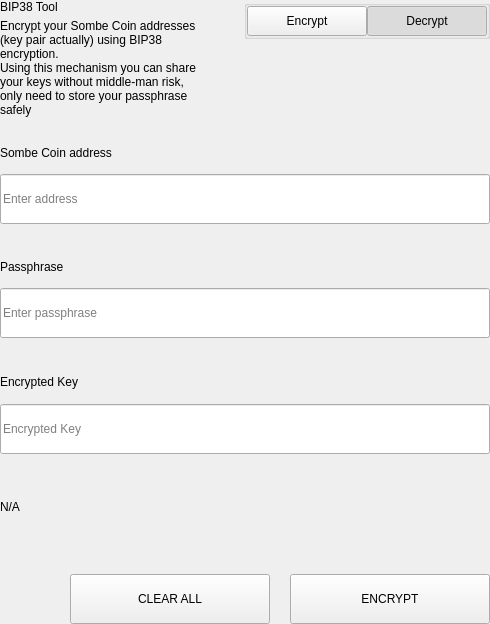
Qt form src/qt/Sombe/settings/forms/settingsbittoolwidget.ui (unixteam2020/po) before a commit.
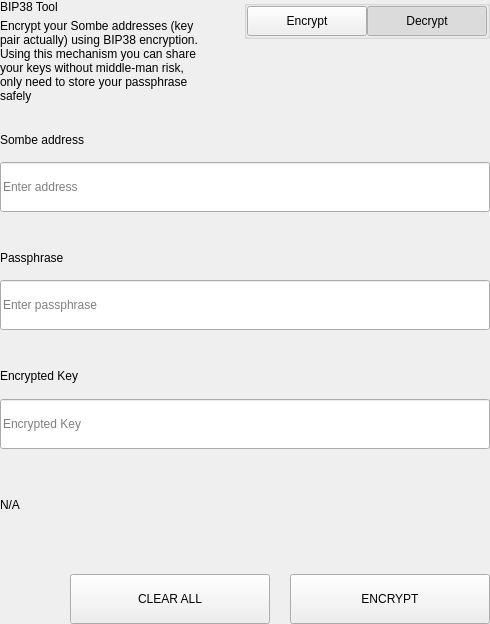
The same form after that commit.

Commit message: fix sombe coin to sombe

```diff
--- a/src/qt/Sombe/settings/forms/settingsbittoolwidget.ui
+++ b/src/qt/Sombe/settings/forms/settingsbittoolwidget.ui
@@ -69,7 +69,7 @@
             <item>
              <widget class="QLabel" name="labelSubtitle1">
               <property name="text">
-               <string>Encrypt your Sombe Coin addresses (key pair actually) using BIP38 encryption.
+               <string>Encrypt your Sombe addresses (key pair actually) using BIP38 encryption.
 Using this mechanism you can share your keys without middle-man risk, only need to store your passphrase safely</string>
               </property>
               <property name="wordWrap">
@@ -657,7 +657,7 @@
                   </size>
                  </property>
                  <property name="text">
-                  <string>Sombe Coin address</string>
+                  <string>Sombe address</string>
                  </property>
                 </widget>
                </item>
```
The commit also changes 445 other files.
